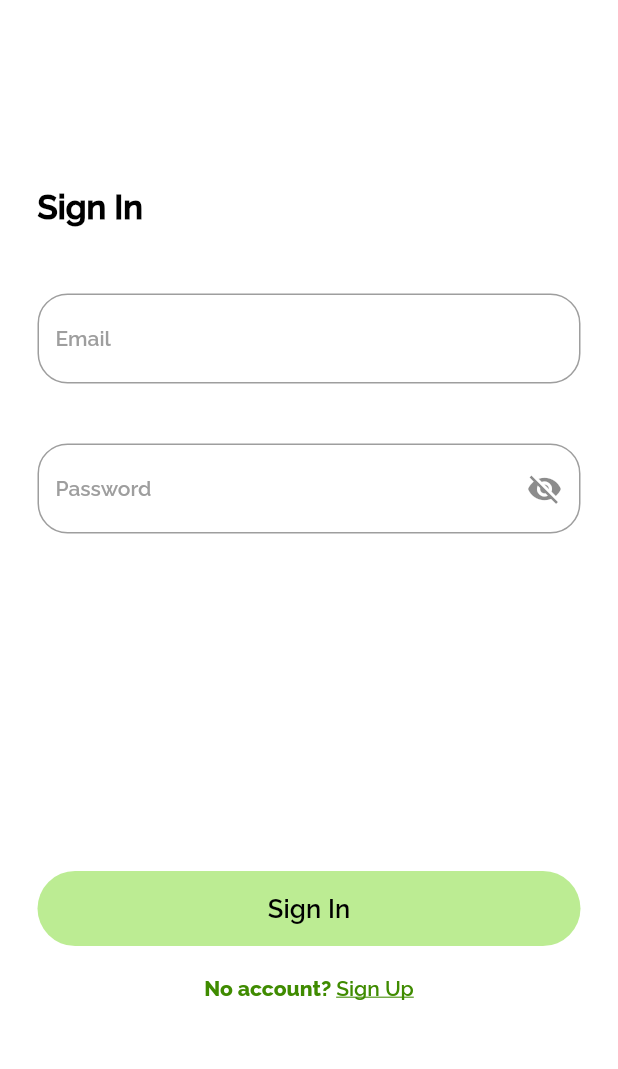
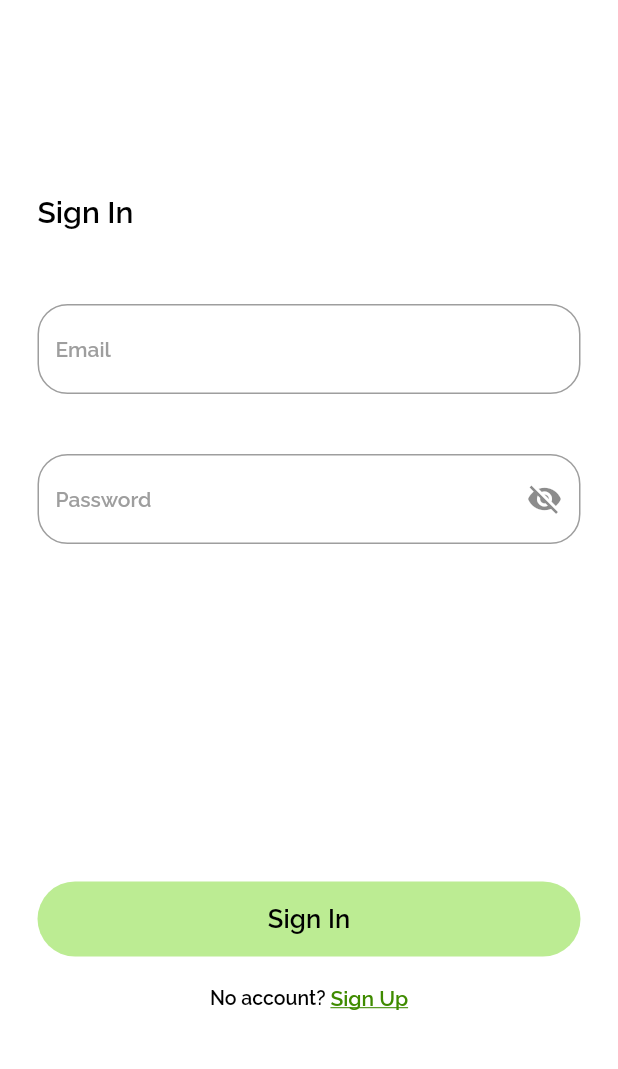
Before and after one commit to MohammadAlAgha/luminexa, a Flutter app: the LogIn screen opened by its route, on a phone screen of 412 x 824 dp, the part 122-1191 px from its top. Run offline on Flutter 3.47's test engine with Material 2 defaults, Android fonts, the phone set to English and light mode, and no system bars; our stand-ins replace fl_chart, flutter_svg, google_nav_bar.

Commit message:
Frontend: Refactored the login page style

```diff
--- a/luminexa_mobile/lib/main.dart
+++ b/luminexa_mobile/lib/main.dart
@@ -103,7 +103,7 @@ class _MyAppState extends State<MyApp> {
             ),
           )),
       debugShowCheckedModeBanner: false,
-      home: LandingPage(),
+      home: LogIn(),
       // initialRoute: RouteManager.login,
       onGenerateRoute: RouteManager.generateRoute,
     );
--- a/luminexa_mobile/lib/screens/login.dart
+++ b/luminexa_mobile/lib/screens/login.dart
@@ -4,6 +4,7 @@ import 'package:luminexa_mobile/routes/routes.dart';
 import 'package:flutter_svg/flutter_svg.dart';
 import 'package:luminexa_mobile/widgets/authWidgets/authWidgets.dart';
 import 'package:luminexa_mobile/widgets/buttonWidget/buttonWidget.dart';
+import 'package:luminexa_mobile/widgets/titleWidget/titleWidget.dart';
 
 class LogIn extends StatefulWidget {
   const LogIn({super.key});
@@ -34,21 +35,7 @@ class _LogInState extends State<LogIn> {
                 Column(
                   mainAxisAlignment: MainAxisAlignment.spaceAround,
                   children: [
-                    Padding(
-                      padding: const EdgeInsets.all(25),
-                      child: Row(
-                          mainAxisAlignment: MainAxisAlignment.start,
-                          children: [
-                            Text(
-                              "Sign In",
-                              style: TextStyle(
-                                  color: Colors.black,
-                                  fontFamily: "RalewayBold",
-                                  fontWeight: FontWeight.w900,
-                                  fontSize: 22),
-                            ),
-                          ]),
-                    ),
+                    titleWidget(title: "Sign In"),
                     Container(
                       height: 200,
                       child: Column(
@@ -89,10 +76,7 @@ class _LogInState extends State<LogIn> {
                         children: [
                           Text(
                             "No account? ",
-                            style: TextStyle(
-                                fontFamily: "Raleway",
-                                fontSize: 14,
-                                fontWeight: FontWeight.w800),
+                            style: Theme.of(context).textTheme.displaySmall,
                           ),
                           Text.rich(
                             TextSpan(
@@ -100,7 +84,7 @@ class _LogInState extends State<LogIn> {
                                   fontFamily: "RalewayBold",
                                   fontSize: 14,
                                   fontWeight: FontWeight.w700,
-                                  color: Color.fromARGB(255, 63, 139, 0),
+                                  color: Theme.of(context).primaryColor,
                                   decoration: TextDecoration.underline),
                               text: "Sign Up",
                               recognizer: TapGestureRecognizer()
```
